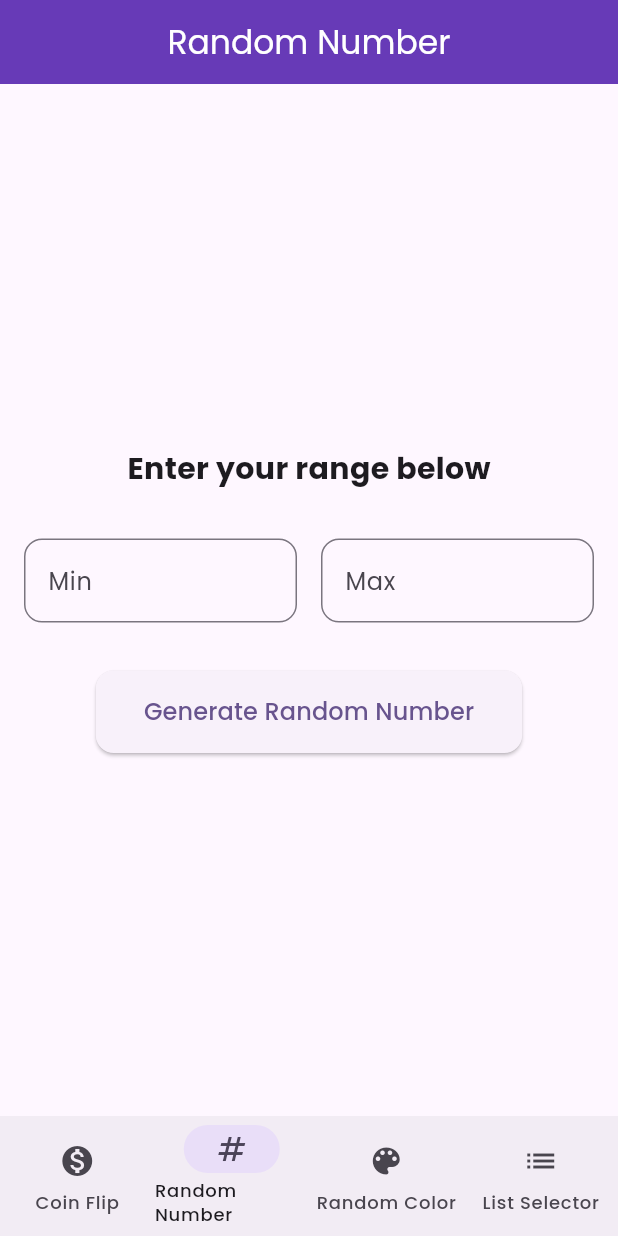
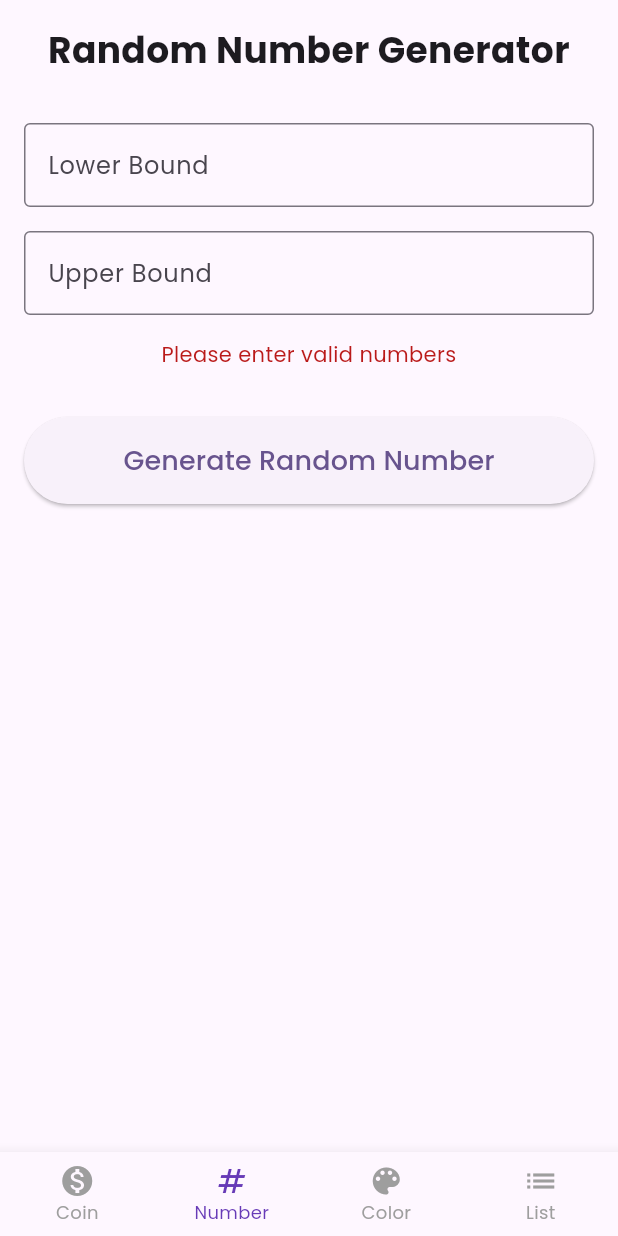
Before and after one commit to bluestemso/quikpik_app, a Flutter app: the screen it shows after launch, item 2 of the bottom bar chosen, after a tap on "Generate Random Number", on a phone screen of 412 x 824 dp. Run offline on Flutter 3.47's test engine with Material 3 defaults, Android fonts, the light colour scheme and no system bars; our stand-ins replace flutter_animate, google_fonts.

Commit message:
Random number generator complete, updated nav bar and top scaffold bar

```diff
--- a/lib/main.dart
+++ b/lib/main.dart
@@ -23,12 +23,6 @@ class MyApp extends StatelessWidget {
         ),
         useMaterial3: true,
         textTheme: GoogleFonts.poppinsTextTheme(),
-        appBarTheme: AppBarTheme(
-          centerTitle: true,
-          backgroundColor: Colors.deepPurple.withValues(alpha: 255),
-          foregroundColor: Colors.white,
-          elevation: 0,
-        ),
       ),
       home: const MainScreen(),
     );
@@ -52,13 +46,6 @@ class _MainScreenState extends State<MainScreen> {
     ListSelectorScreen(),
   ];
 
-  static const List<String> _titles = [
-    'Coin Flip',
-    'Random Number',
-    'Random Color',
-    'List Selector',
-  ];
-
   void _onItemTapped(int index) {
     setState(() {
       _selectedIndex = index;
@@ -68,29 +55,31 @@ class _MainScreenState extends State<MainScreen> {
   @override
   Widget build(BuildContext context) {
     return Scaffold(
-      appBar: AppBar(
-        title: Text(_titles[_selectedIndex]),
-      ),
       body: _screens[_selectedIndex],
-      bottomNavigationBar: NavigationBar(
-        selectedIndex: _selectedIndex,
-        onDestinationSelected: _onItemTapped,
-        destinations: const [
-          NavigationDestination(
+      bottomNavigationBar: BottomNavigationBar(
+        type: BottomNavigationBarType.fixed,
+        currentIndex: _selectedIndex,
+        onTap: _onItemTapped,
+        selectedItemColor: Colors.deepPurple,
+        unselectedItemColor: Colors.grey,
+        selectedFontSize: 12,
+        unselectedFontSize: 12,
+        items: const [
+          BottomNavigationBarItem(
             icon: Icon(Icons.monetization_on),
-            label: 'Coin Flip',
+            label: 'Coin',
           ),
-          NavigationDestination(
+          BottomNavigationBarItem(
             icon: Icon(Icons.numbers),
-            label: 'Random Number',
+            label: 'Number',
           ),
-          NavigationDestination(
+          BottomNavigationBarItem(
             icon: Icon(Icons.color_lens),
-            label: 'Random Color',
+            label: 'Color',
           ),
-          NavigationDestination(
+          BottomNavigationBarItem(
             icon: Icon(Icons.list),
-            label: 'List Selector',
+            label: 'List',
           ),
         ],
       ),
--- a/lib/screens/random_number_screen.dart
+++ b/lib/screens/random_number_screen.dart
@@ -1,7 +1,52 @@
+import 'dart:math';
 import 'package:flutter/material.dart';
+import 'package:flutter/services.dart';
 
-class RandomNumberScreen extends StatelessWidget {
+class RandomNumberScreen extends StatefulWidget {
   const RandomNumberScreen({super.key});
+
+  @override
+  State<RandomNumberScreen> createState() => _RandomNumberScreenState();
+}
+
+class _RandomNumberScreenState extends State<RandomNumberScreen> {
+  final TextEditingController _lowerBoundController = TextEditingController();
+  final TextEditingController _upperBoundController = TextEditingController();
+  int? _randomNumber;
+  String? _errorMessage;
+
+  @override
+  void dispose() {
+    _lowerBoundController.dispose();
+    _upperBoundController.dispose();
+    super.dispose();
+  }
+
+  void _generateRandomNumber() {
+    final lowerBound = int.tryParse(_lowerBoundController.text);
+    final upperBound = int.tryParse(_upperBoundController.text);
+
+    if (lowerBound == null || upperBound == null) {
+      setState(() {
+        _errorMessage = 'Please enter valid numbers';
+        _randomNumber = null;
+      });
+      return;
+    }
+
+    if (lowerBound >= upperBound) {
+      setState(() {
+        _errorMessage = 'Lower bound must be less than upper bound';
+        _randomNumber = null;
+      });
+      return;
+    }
+
+    setState(() {
+      _errorMessage = null;
+      _randomNumber = lowerBound + Random().nextInt(upperBound - lowerBound + 1);
+    });
+  }
 
   @override
   Widget build(BuildContext context) {
@@ -10,62 +55,82 @@ class RandomNumberScreen extends StatelessWidget {
         child: Padding(
           padding: const EdgeInsets.all(16.0),
           child: Column(
-            mainAxisAlignment: MainAxisAlignment.center,
+            crossAxisAlignment: CrossAxisAlignment.stretch,
             children: [
               const Text(
-                'Enter your range below',
+                'Random Number Generator',
                 style: TextStyle(
-                  fontSize: 20,
+                  fontSize: 24,
                   fontWeight: FontWeight.bold,
+                ),
+                textAlign: TextAlign.center,
+              ),
+              const SizedBox(height: 32),
+              TextField(
+                controller: _lowerBoundController,
+                decoration: const InputDecoration(
+                  labelText: 'Lower Bound',
+                  border: OutlineInputBorder(),
+                ),
+                keyboardType: TextInputType.number,
+                inputFormatters: [FilteringTextInputFormatter.digitsOnly],
+              ),
+              const SizedBox(height: 16),
+              TextField(
+                controller: _upperBoundController,
+                decoration: const InputDecoration(
+                  labelText: 'Upper Bound',
+                  border: OutlineInputBorder(),
+                ),
+                keyboardType: TextInputType.number,
+                inputFormatters: [FilteringTextInputFormatter.digitsOnly],
+              ),
+              if (_errorMessage != null) ...[
+                const SizedBox(height: 16),
+                Text(
+                  _errorMessage!,
+                  style: TextStyle(
+                    color: Theme.of(context).colorScheme.error,
+                  ),
+                  textAlign: TextAlign.center,
+                ),
+              ],
+              const SizedBox(height: 32),
+              ElevatedButton(
+                onPressed: _generateRandomNumber,
+                style: ElevatedButton.styleFrom(
+                  padding: const EdgeInsets.symmetric(vertical: 16),
+                ),
+                child: const Text(
+                  'Generate Random Number',
+                  style: TextStyle(fontSize: 18),
                 ),
               ),
               const SizedBox(height: 32),
-              Row(
-                children: [
-                  Expanded(
-                    child: TextField(
-                      decoration: InputDecoration(
-                        labelText: 'Min',
-                        border: OutlineInputBorder(
-                          borderRadius: BorderRadius.circular(12),
+              if (_randomNumber != null)
+                Container(
+                  padding: const EdgeInsets.all(24),
+                  decoration: BoxDecoration(
+                    color: Theme.of(context).colorScheme.primaryContainer,
+                    borderRadius: BorderRadius.circular(12),
+                  ),
+                  child: Column(
+                    children: [
+                      const Text(
+                        'Your random number is:',
+                        style: TextStyle(fontSize: 18),
+                      ),
+                      const SizedBox(height: 8),
+                      Text(
+                        _randomNumber.toString(),
+                        style: const TextStyle(
+                          fontSize: 48,
+                          fontWeight: FontWeight.bold,
                         ),
                       ),
-                      keyboardType: TextInputType.number,
-                    ),
-                  ),
-                  const SizedBox(width: 16),
-                  Expanded(
-                    child: TextField(
-                      decoration: InputDecoration(
-                        labelText: 'Max',
-                        border: OutlineInputBorder(
-                          borderRadius: BorderRadius.circular(12),
-                        ),
-                      ),
-                      keyboardType: TextInputType.number,
-                    ),
-                  ),
-                ],
-              ),
-              const SizedBox(height: 32),
-              ElevatedButton(
-                onPressed: () {
-                  // TODO: Implement random number generation
-                },
-                style: ElevatedButton.styleFrom(
-                  padding: const EdgeInsets.symmetric(
-                    horizontal: 32,
-                    vertical: 16,
-                  ),
-                  shape: RoundedRectangleBorder(
-                    borderRadius: BorderRadius.circular(12),
+                    ],
                   ),
                 ),
-                child: const Text(
-                  'Generate Random Number',
-                  style: TextStyle(fontSize: 16),
-                ),
-              ),
             ],
           ),
         ),
```
